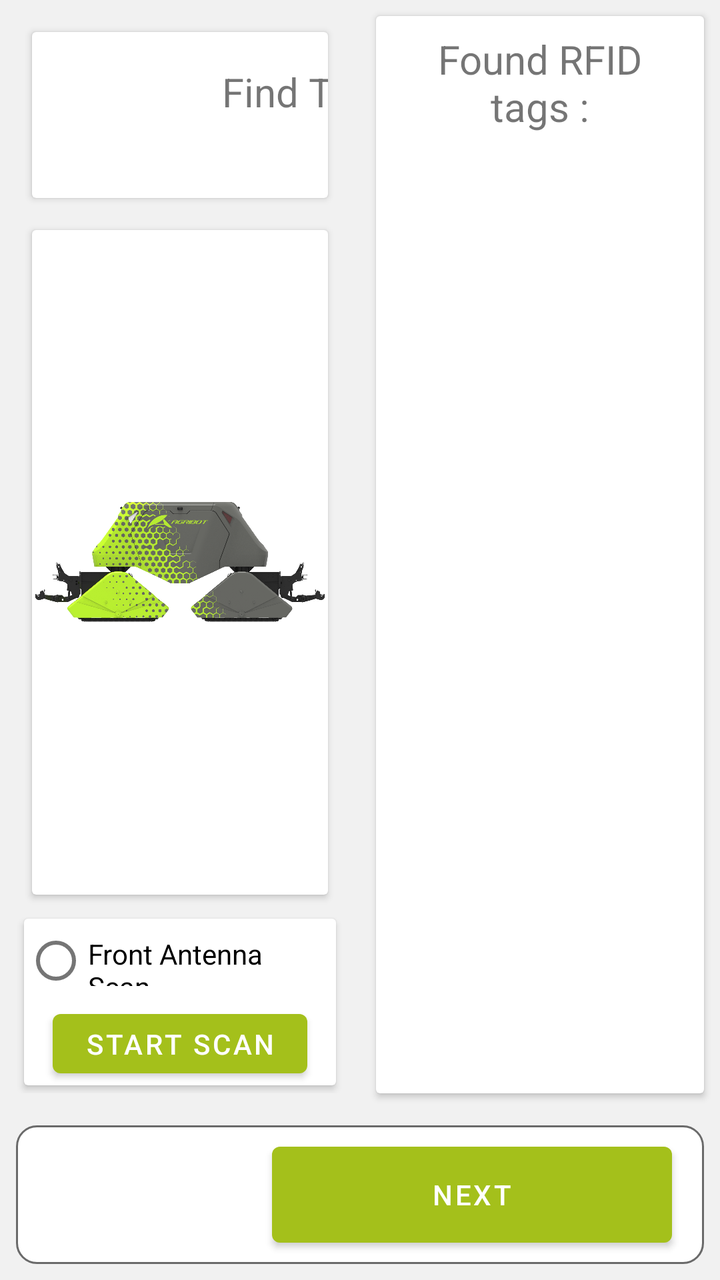
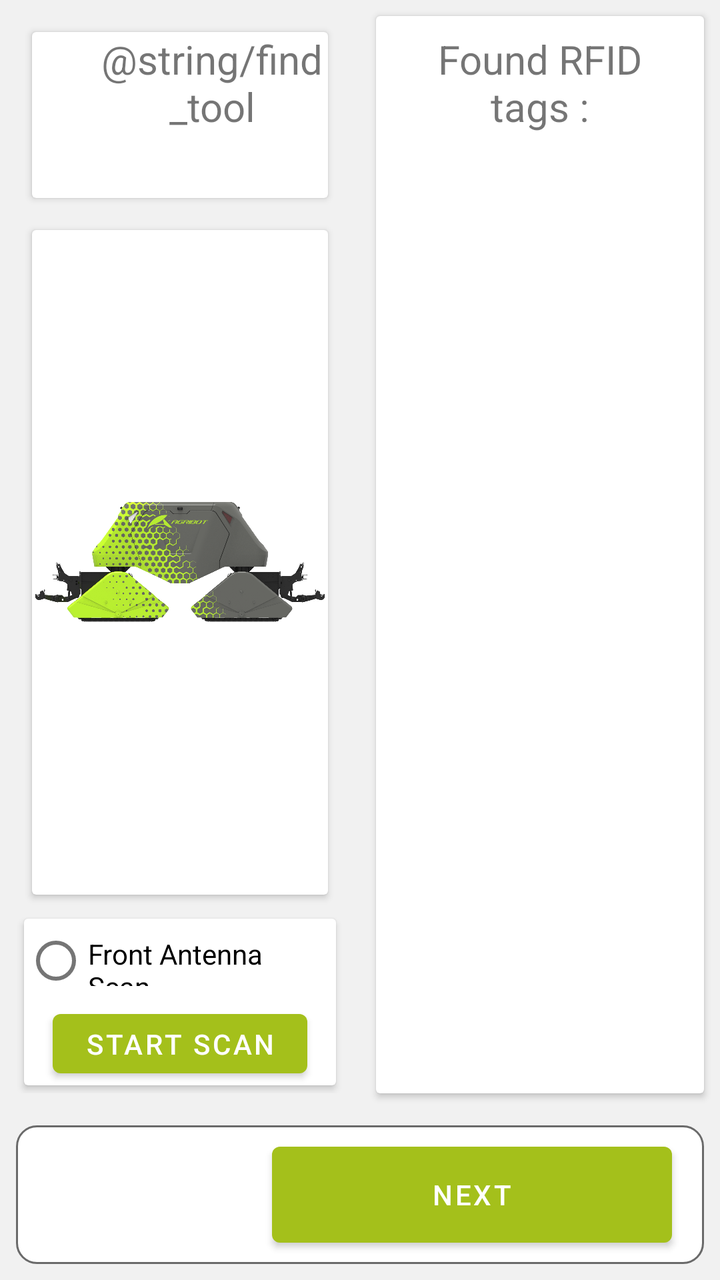

Two renders of the same Android screen: before a commit and after it. Below are the layout's source before the change and the commit's diff.
<!-- AndroidManifest.xml: application theme AppTheme -->
<!-- res/layout/fragment_find_tool_tag.xml -->
<?xml version="1.0" encoding="utf-8"?>
<layout xmlns:android="http://schemas.android.com/apk/res/android"
    xmlns:app="http://schemas.android.com/apk/res-auto">

    <data>

        <variable
            name="viewModel"
            type="eu.agribot.agribotapp.ui.fragment.toolmanagement.findtag.FindToolTagViewModel" />
    </data>


    <LinearLayout
        android:layout_width="match_parent"
        android:layout_height="match_parent"
        android:background="@color/background_gray"
        android:orientation="vertical">

        <LinearLayout
            android:layout_width="match_parent"
            android:layout_height="0dp"
            android:layout_weight="4"
            android:background="@color/background_gray"
            android:orientation="horizontal">


            <LinearLayout
                android:layout_width="0dp"
                android:layout_height="match_parent"
                android:orientation="vertical"
                android:layout_margin="@dimen/margin_medium"
                android:layout_weight="1">

                <androidx.cardview.widget.CardView
                    android:layout_width="match_parent"
                    android:layout_height="0dp"
                    android:layout_margin="@dimen/margin_medium"
                    android:layout_weight="0.5"
                    android:background="@drawable/rounded_corner_layout"
                    android:gravity="end"
                    android:orientation="horizontal">


                    <TextView
                        android:id="@+id/textView4"
                        android:layout_width="200dp"
                        android:layout_height="60dp"
                        android:layout_marginStart="36dp"
                        android:textSize="@dimen/text_size_xlarge"
                        android:gravity="center"
                        android:text="Find Tool"
                        app:layout_constraintBottom_toBottomOf="parent"
                        app:layout_constraintStart_toStartOf="parent"
                        app:layout_constraintTop_toTopOf="parent" />

                </androidx.cardview.widget.CardView>


                <androidx.cardview.widget.CardView
                    android:layout_width="match_parent"
                    android:layout_height="0dp"
                    android:layout_margin="@dimen/margin_medium"
                    android:layout_weight="2">

                    <ImageView
                        android:layout_width="match_parent"
                        android:layout_height="match_parent"
                        android:src="@drawable/agribot"/>

                </androidx.cardview.widget.CardView>







                <androidx.cardview.widget.CardView
                    android:layout_width="match_parent"
                    android:layout_height="0dp"
                    android:layout_margin="@dimen/margin_small"
                    android:layout_weight="0.5"
                    android:background="@drawable/rounded_corner_layout"
                    android:gravity="end"
                    android:orientation="horizontal">



                    <LinearLayout
                        android:layout_width="match_parent"
                        android:layout_height="match_parent"
                        android:orientation="vertical">

                        <RadioGroup
                            android:id="@+id/antennaGroup"
                            android:layout_width="match_parent"
                            android:layout_height="0dp"
                            android:layout_weight="1"
                            android:gravity="center"
                            android:orientation="horizontal">

                            <RadioButton
                                android:id="@+id/frontAntenna"
                                android:layout_width="wrap_content"
                                android:layout_height="wrap_content"
                                android:layout_margin="@dimen/margin_medium"
                                android:text="@string/front_antenna_scan" />

                            <RadioButton
                                android:id="@+id/backAntenna"
                                android:layout_width="wrap_content"
                                android:layout_height="wrap_content"
                                android:layout_margin="@dimen/margin_medium"
                                android:text="@string/back_antenna_scan" />

                        </RadioGroup>

                        <com.google.android.material.button.MaterialButton
                            android:layout_width="wrap_content"
                            android:layout_height="0dp"
                            android:layout_weight="1"
                            android:onClick="@{()->viewModel.startRfidScan()}"
                            android:layout_gravity="center"
                            android:text="@string/start_scan" />

                    </LinearLayout>



                </androidx.cardview.widget.CardView>


            </LinearLayout>


            <androidx.cardview.widget.CardView
                android:layout_width="0dp"
                android:layout_height="match_parent"
                android:layout_margin="@dimen/margin_medium"
                android:layout_weight="1">

                <LinearLayout
                    android:layout_width="match_parent"
                    android:layout_height="match_parent"
                    android:orientation="vertical">

                    <TextView
                        android:layout_width="match_parent"
                        android:layout_height="wrap_content"
                        android:layout_margin="@dimen/margin_medium"
                        android:textSize="@dimen/text_size_xlarge"
                        android:gravity="center"
                        android:text="@string/found_rfid_tags"/>

                    <androidx.recyclerview.widget.RecyclerView
                        android:id="@+id/found_tool_recycler"
                        android:layout_width="match_parent"
                        android:layout_height="match_parent"
                        android:layout_margin="@dimen/margin_medium" />

                </LinearLayout>




            </androidx.cardview.widget.CardView>


        </LinearLayout>


        <androidx.constraintlayout.widget.ConstraintLayout
            android:layout_width="match_parent"
            android:layout_height="0dp"
            android:layout_margin="@dimen/margin_medium"
            android:layout_weight="0.5"
            android:background="@drawable/rounded_corner_layout"
            android:gravity="end"
            android:orientation="horizontal">


            <com.google.android.material.button.MaterialButton
                android:id="@+id/right_button"
                android:layout_width="200dp"
                android:layout_height="60dp"
                android:layout_marginEnd="@dimen/margin_large"
                android:onClick="@{()-> viewModel.onNextButtonClicked()}"
                android:text="Next"
                app:layout_constraintBottom_toBottomOf="parent"
                app:layout_constraintEnd_toEndOf="parent"
                app:layout_constraintTop_toTopOf="parent" />

        </androidx.constraintlayout.widget.ConstraintLayout>

    </LinearLayout>

</layout>
<!-- resources referenced by this layout -->
<resources>
  <color name="background_gray">#f1f1f1</color>
  <dimen name="margin_large">16dp</dimen>
  <dimen name="margin_medium">8dp</dimen>
  <dimen name="margin_small">4dp</dimen>
  <dimen name="text_size_xlarge">20sp</dimen>
  <!-- drawable agribot: png bitmap (drawable-hdpi, 723691 bytes) -->
  <!-- drawable rounded_corner_layout (drawable) -->
  <?xml version="1.0" encoding="utf-8"?>
  <shape xmlns:android="http://schemas.android.com/apk/res/android">
  
      <solid android:color="@android:color/white"/>
      <corners android:radius="10dp"/>
      <stroke
          android:width="1dp"
          android:color="@color/gray" />
  
  </shape>
  <string name="back_antenna_scan">Back Antenna Scan</string>
  <string name="found_rfid_tags">Found RFID tags :</string>
  <string name="front_antenna_scan">Front Antenna Scan</string>
  <string name="start_scan">Start Scan</string>
  <style name="AppTheme" parent="Theme.MaterialComponents.Light.DarkActionBar">
          
          <item name="colorPrimary">@color/colorPrimary</item>
          <item name="colorPrimaryDark">@color/colorPrimaryDark</item>
          <item name="colorAccent">@color/colorAccent</item>
      </style>
  <color name="gray">#6A6A6A</color>
  <color name="colorPrimary">@color/base_green</color>
  <color name="colorPrimaryDark">@color/base_green_darker</color>
  <color name="colorAccent">@color/gray</color>
  <color name="base_green">#a4c01b</color>
  <color name="base_green_darker">#839915</color>
</resources>

<!-- the commit's change to res/layout/fragment_find_tool_tag.xml (unified diff, before → after) -->
@@ -43,12 +43,12 @@
 
                     <TextView
                         android:id="@+id/textView4"
-                        android:layout_width="200dp"
-                        android:layout_height="60dp"
-                        android:layout_marginStart="36dp"
+                        android:layout_width="wrap_content"
+                        android:layout_height="wrap_content"
+                        android:layout_marginStart="@dimen/margin_xxlarge"
                         android:textSize="@dimen/text_size_xlarge"
                         android:gravity="center"
-                        android:text="Find Tool"
+                        android:text="@string/find_tool"
                         app:layout_constraintBottom_toBottomOf="parent"
                         app:layout_constraintStart_toStartOf="parent"
                         app:layout_constraintTop_toTopOf="parent" />
<!-- resource entries referenced after the edit -->
@@ -4,6 +4,7 @@
   <dimen name="margin_large">16dp</dimen>
   <dimen name="margin_medium">8dp</dimen>
   <dimen name="margin_small">4dp</dimen>
+  <dimen name="margin_xxlarge">32dp</dimen>
   <dimen name="text_size_xlarge">20sp</dimen>
   <!-- drawable agribot: png bitmap (drawable-hdpi, 723691 bytes) -->
   <!-- drawable rounded_corner_layout (drawable) -->
